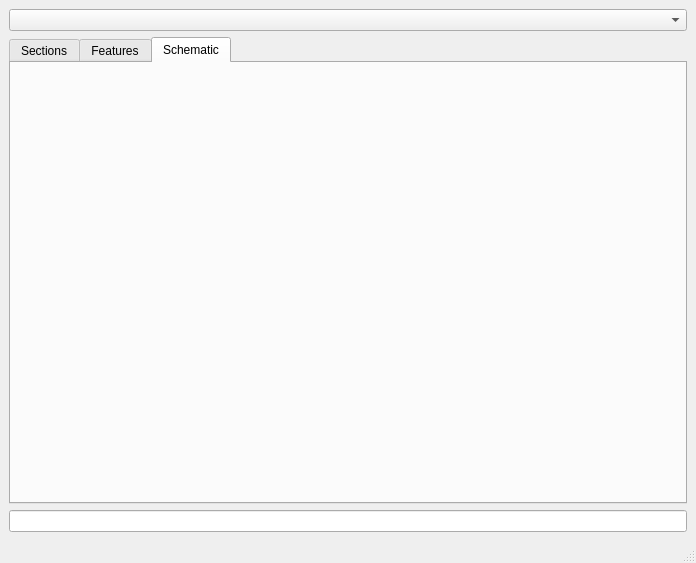
Qt form vcs_tool.ui (Drew973/vcs_tool) before a commit.
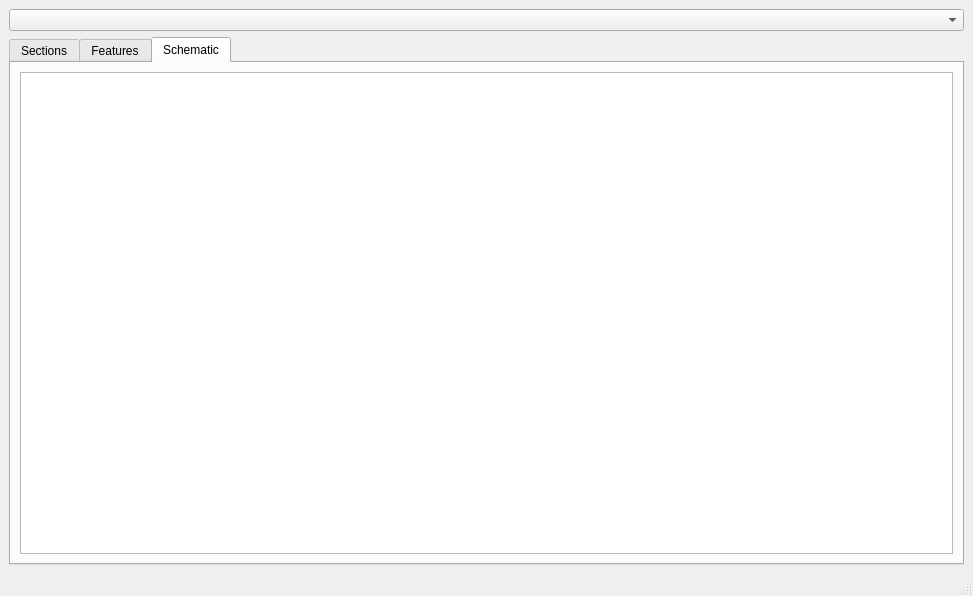
The same form after that commit. The open tabs and pages were chosen to show the change.

What changed in the file:
```diff
--- a/vcs_tool.ui
+++ b/vcs_tool.ui
@@ -6,8 +6,8 @@
    <rect>
     <x>0</x>
     <y>0</y>
-    <width>696</width>
-    <height>563</height>
+    <width>973</width>
+    <height>596</height>
    </rect>
   </property>
   <property name="windowTitle">
@@ -71,12 +71,14 @@
        <attribute name="title">
         <string>Schematic</string>
        </attribute>
+       <layout class="QVBoxLayout" name="verticalLayout_4">
+        <item>
+         <widget class="QGraphicsView" name="schematicPlot"/>
+        </item>
+       </layout>
       </widget>
      </widget>
     </item>
-    <item>
-     <widget class="QLineEdit" name="blacklistTest"/>
-    </item>
    </layout>
   </widget>
   <widget class="QMenuBar" name="menubar">
```
Left out of the diff: 4 changed lines with no effect on the pictures.
